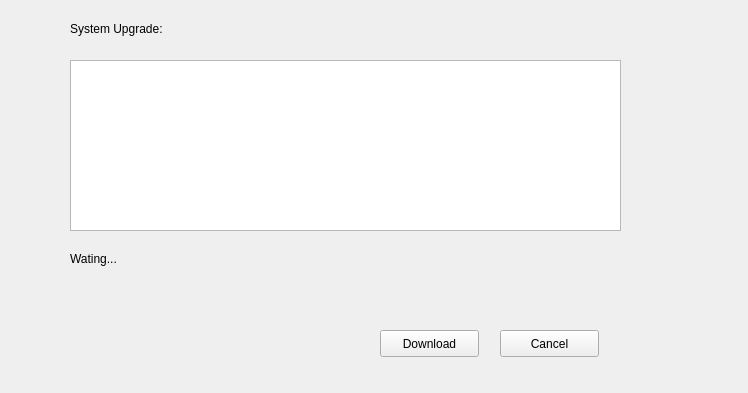
This is HNPrjDemo/HNWidgets/hnupgradewidget.ui in photonlili/Tank as Qt 5 draws it before an edit. The edited form follows.
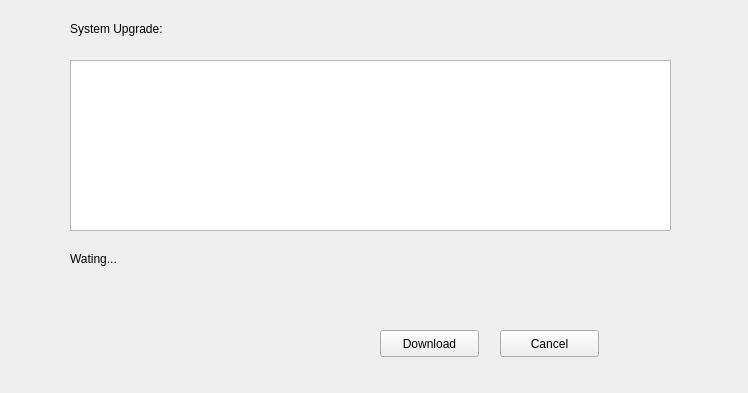
This is the edited form. Custom widgets are drawn as their Qt base class.

Patch:
```diff
--- a/HNPrjDemo/HNWidgets/hnupgradewidget.ui
+++ b/HNPrjDemo/HNWidgets/hnupgradewidget.ui
@@ -52,7 +52,7 @@
        <rect>
         <x>70</x>
         <y>290</y>
-        <width>561</width>
+        <width>611</width>
         <height>17</height>
        </rect>
       </property>
@@ -75,7 +75,7 @@
        <rect>
         <x>70</x>
         <y>60</y>
-        <width>551</width>
+        <width>601</width>
         <height>171</height>
        </rect>
       </property>
```
